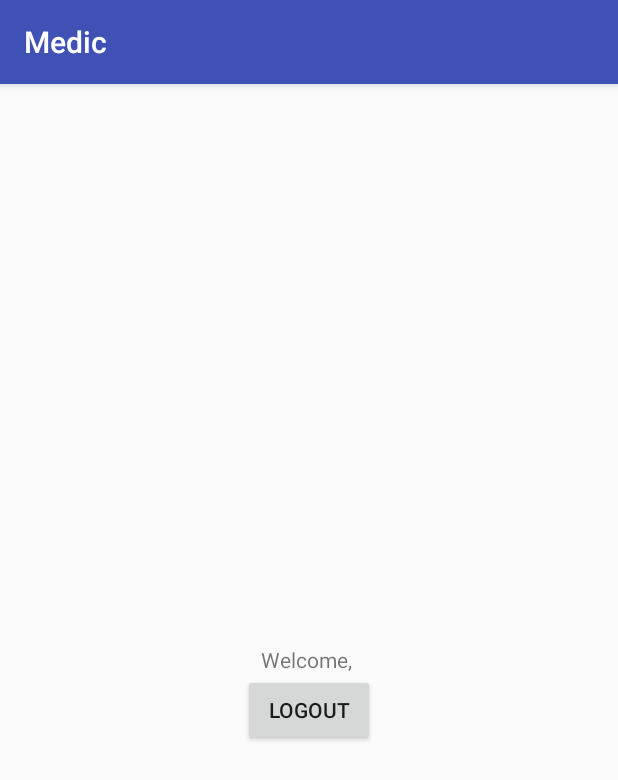
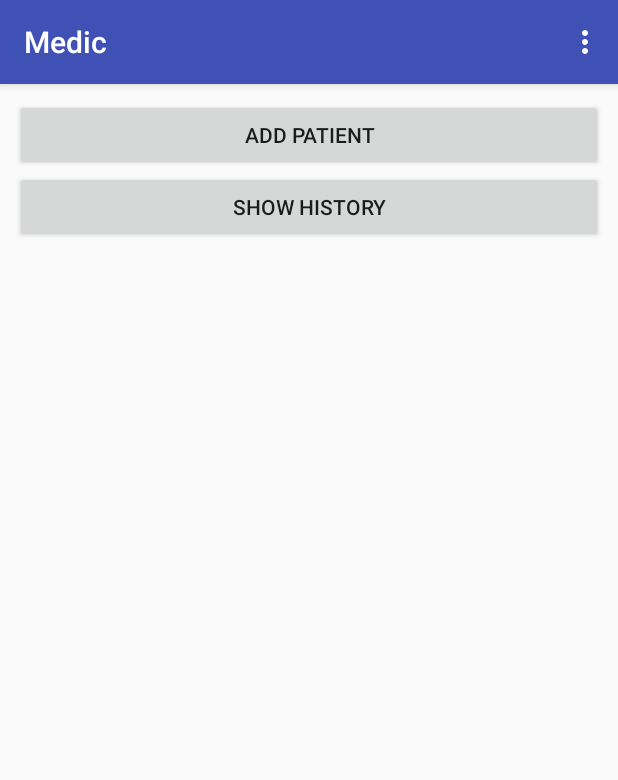
Before and after one commit to dishankt/final-year-project, an Android app: the MainActivity screen opened directly, with no data from a screen before it, on a phone screen of 412 x 824 dp. Shown: the top 780 px of the screen. Run offline under Robolectric (Android 15) with nearby library versions, the phone set to English and light mode, and no system bars.

Commit message:
Created Form

```diff
--- a/Medic/app/src/main/AndroidManifest.xml
+++ b/Medic/app/src/main/AndroidManifest.xml
@@ -18,7 +18,9 @@
                 <category android:name="android.intent.category.LAUNCHER" />
             </intent-filter>
         </activity>
-        <activity android:name=".MainActivity"></activity>
+        <activity android:name=".MainActivity" />
+        <activity android:name=".AddPatient" />
+        <activity android:name=".ShowHistory"></activity>
     </application>
 
 </manifest>
--- a/Medic/app/src/main/java/com/example/swapnali/medic/MainActivity.java
+++ b/Medic/app/src/main/java/com/example/swapnali/medic/MainActivity.java
@@ -3,29 +3,55 @@ package com.example.swapnali.medic;
 import android.content.Intent;
 import android.support.v7.app.AppCompatActivity;
 import android.os.Bundle;
+import android.view.Menu;
+import android.view.MenuInflater;
+import android.view.MenuItem;
 import android.view.View;
 import android.widget.Button;
 import android.widget.TextView;
 import android.widget.Toast;
 
 public class MainActivity extends AppCompatActivity {
-    TextView textView;
-    Button logout;
+    Button add,show;
+
+    @Override
+    public boolean onCreateOptionsMenu(Menu menu) {
+        MenuInflater menuInflater = getMenuInflater();
+        menuInflater.inflate(R.menu.main_menu,menu);
+        return super.onCreateOptionsMenu(menu);
+    }
+
+    @Override
+    public boolean onOptionsItemSelected(MenuItem item) {
+        LoginActivity.sharedPreferences.edit().remove("username").remove("password").apply();
+        Intent i = new Intent(MainActivity.this,LoginActivity.class);
+        startActivity(i);
+        Toast.makeText(getApplicationContext(),"Successfully logged out", Toast.LENGTH_SHORT).show();
+        finish();
+
+        return super.onOptionsItemSelected(item);
+    }
+
     @Override
     protected void onCreate(Bundle savedInstanceState) {
         super.onCreate(savedInstanceState);
         setContentView(R.layout.activity_main);
-        textView = findViewById(R.id.textView);
-        logout = findViewById(R.id.logout);
-        textView.setText("Welcome, "+LoginActivity.username);
-        logout.setOnClickListener(new View.OnClickListener() {
+        Toast.makeText( getApplicationContext(),"Welcome "+ LoginActivity.username , Toast.LENGTH_SHORT).show();
+        add = findViewById(R.id.add);
+        show = findViewById(R.id.show);
+        add.setOnClickListener(new View.OnClickListener() {
             @Override
             public void onClick(View v) {
-                LoginActivity.sharedPreferences.edit().remove("username").remove("password").apply();
-                Intent i = new Intent(MainActivity.this,LoginActivity.class);
+                Intent i = new Intent(MainActivity.this,AddPatient.class);
                 startActivity(i);
-                Toast.makeText(getApplicationContext(),"Successfully logged out", Toast.LENGTH_SHORT).show();
-                finish();
+            }
+        });
+
+        show.setOnClickListener(new View.OnClickListener() {
+            @Override
+            public void onClick(View v) {
+                Intent i = new Intent(MainActivity.this,ShowHistory.class);
+                startActivity(i);
             }
         });
     }
--- a/Medic/app/src/main/res/layout/activity_main.xml
+++ b/Medic/app/src/main/res/layout/activity_main.xml
@@ -4,21 +4,22 @@
     xmlns:tools="http://schemas.android.com/tools"
     android:layout_width="match_parent"
     android:layout_height="match_parent"
-    tools:context="com.example.swapnali.medic.MainActivity">
-
-    <TextView
-        android:id="@+id/textView"
-        android:layout_width="wrap_content"
-        android:layout_height="wrap_content"
-        android:layout_centerHorizontal="true"
-        android:layout_centerVertical="true"
-        android:text="TextView" />
+    tools:context="com.example.swapnali.medic.MainActivity"
+    android:padding="10dp">
 
     <Button
-        android:id="@+id/logout"
-        android:layout_width="wrap_content"
+        android:id="@+id/add"
+        android:layout_width="match_parent"
         android:layout_height="wrap_content"
-        android:layout_below="@+id/textView"
+        android:layout_alignParentTop="true"
         android:layout_centerHorizontal="true"
-        android:text="Logout" />
+        android:text="Add Patient" />
+
+    <Button
+        android:id="@+id/show"
+        android:layout_width="match_parent"
+        android:layout_height="wrap_content"
+        android:layout_below="@+id/add"
+        android:layout_centerHorizontal="true"
+        android:text="Show History" />
 </RelativeLayout>
--- /dev/null
+++ b/Medic/app/src/main/res/menu/main_menu.xml
@@ -0,0 +1,5 @@
+<?xml version="1.0" encoding="utf-8"?>
+<menu xmlns:android="http://schemas.android.com/apk/res/android">
+<item android:id="@+id/logout" android:title="Logout">
+</item>>
+</menu>
```
Also changed, not shown: Medic/app/src/main/java/com/example/swapnali/medic/AddPatient.java (added, +115 -0 lines), Medic/app/src/main/java/com/example/swapnali/medic/LoginActivity.java (+3 -5 lines), Medic/app/src/main/java/com/example/swapnali/medic/ShowHistory.java (added, +120 -0 lines), Medic/app/src/main/res/layout/activity_add_patient.xml (added, +99 -0 lines), Medic/app/src/main/res/layout/activity_show_history.xml (added, +15 -0 lines).
